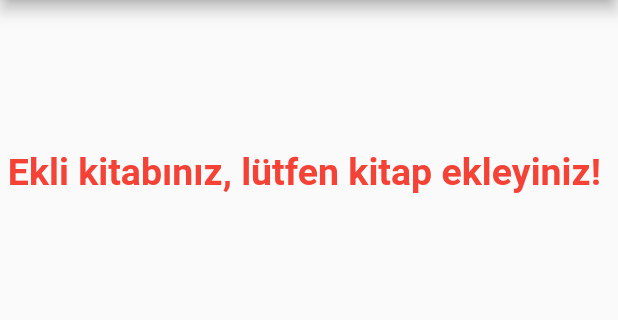
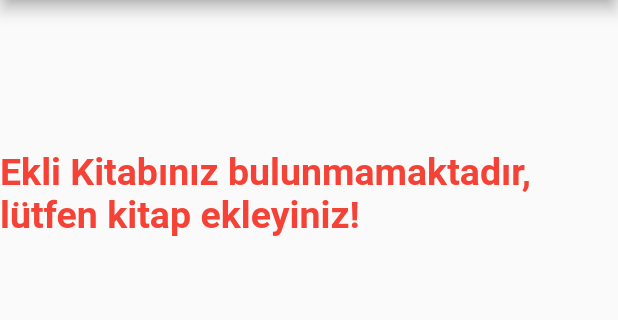
Before and after one commit to yilmazedis/flutter-takas-app, a Flutter app: the SwapItem screen opened directly, on a phone screen of 412 x 824 dp, the part 84-404 px from its top. Run offline on Flutter 3.47's test engine with Material 2 defaults, Android fonts, the phone set to English and light mode, and no system bars; drawn by our look-alikes of overlay_support; our stand-ins replace cached_network_image, cloud_firestore, firebase_auth, firebase_core, firebase_messaging, firebase_storage and 1 more; accounts and stored records are empty.

Commit message:
new comidline certification

```diff
--- a/lib/screens/itemScreens/swapItemScreen.dart
+++ b/lib/screens/itemScreens/swapItemScreen.dart
@@ -59,7 +59,7 @@ class _SwapItemState extends State<SwapItem> {
                   child: Column(
                     children: const <Widget>[
                       Text(
-                        "Ekli kitabınız, lütfen kitap ekleyiniz! ",
+                        "Ekli Kitabınız bulunmamaktadır, lütfen kitap ekleyiniz! ",
                         style: TextStyle(
                           color: Colors.red,
                           fontWeight: FontWeight.bold,
```
